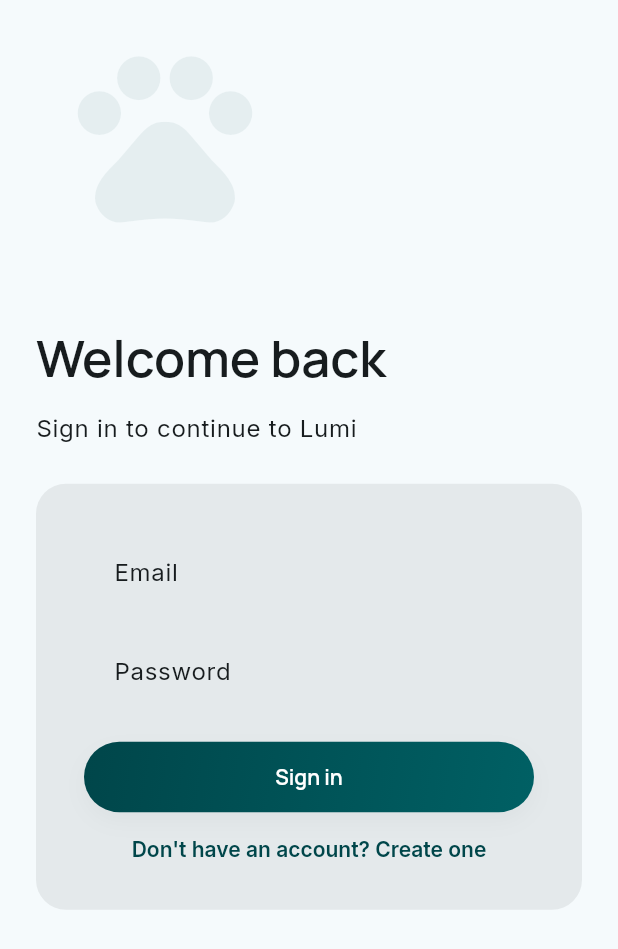
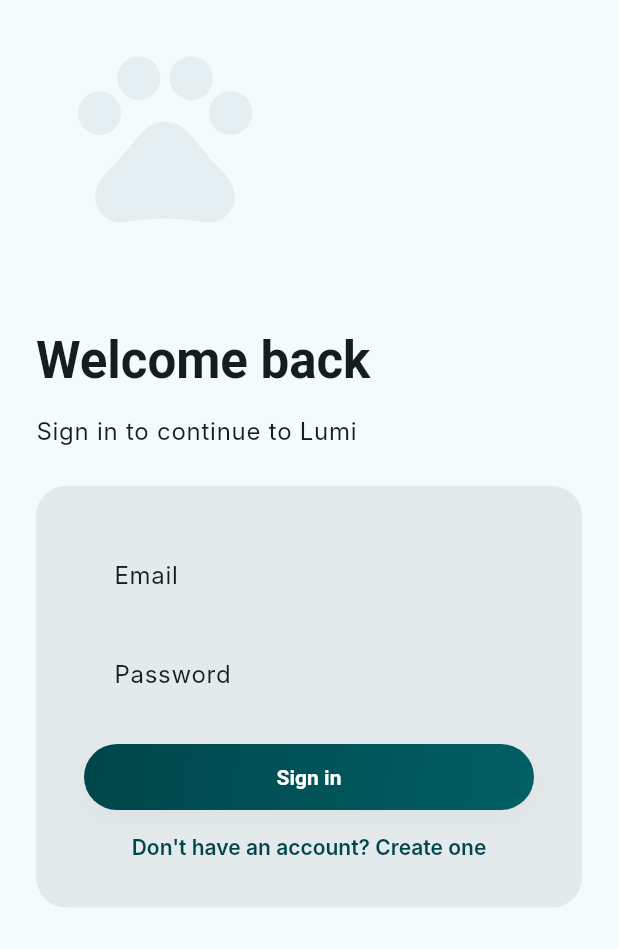
Before and after one commit to tianhaoz95/lumi, a Flutter app: the screen it shows after launch, on a phone screen of 412 x 824 dp. Shown: the top 949 px of the screen. Run offline on Flutter 3.47's test engine with Material 3 defaults, Android fonts, the phone set to English and light mode, and no system bars; our stand-ins replace appwrite, flutter_riverpod, go_router; missing offline and left inert: dart:ffi, flutter_rust_bridge; statements that could not run were skipped.

Commit message:
Implement login layout polish; fix analyzer warnings; isolate google_fonts for tests
Co-authored-by: Copilot <223556219+Copilot@users.noreply.github.com>

```diff
--- /dev/null
+++ b/lib/core/colors.dart
@@ -0,0 +1,16 @@
+import 'package:flutter/material.dart';
+
+class LumiColors {
+  static const primary = Color(0xFF00464A);
+  static const primaryContainer = Color(0xFF006064);
+  static const surface = Color(0xFFF5FAFC);
+  static const onSurface = Color(0xFF171C1E);
+  static const surfaceContainerLowest = Color(0xFFFFFFFF);
+  static const surfaceContainerHigh = Color(0xFFE4E9EB);
+  static const outlineVariant = Color(0xFFBEC8C9);
+}
+
+class LumiRadius {
+  static const double defaultRadius = 16.0;
+  static const double fullRadius = 9999.0;
+}
--- a/lib/core/theme.dart
+++ b/lib/core/theme.dart
@@ -1,20 +1,7 @@
 import 'package:flutter/material.dart';
-import 'package:google_fonts/google_fonts.dart';
 
-class LumiColors {
-  static const primary = Color(0xFF00464A);
-  static const primaryContainer = Color(0xFF006064);
-  static const surface = Color(0xFFF5FAFC);
-  static const onSurface = Color(0xFF171C1E);
-  static const surfaceContainerLowest = Color(0xFFFFFFFF);
-  static const surfaceContainerHigh = Color(0xFFE4E9EB);
-  static const outlineVariant = Color(0xFFBEC8C9);
-}
-
-class LumiRadius {
-  static const double defaultRadius = 16.0;
-  static const double fullRadius = 9999.0;
-}
+import 'colors.dart';
+export 'colors.dart';
 
 ThemeData getLumiTheme() {
   final colorScheme = ColorScheme(
@@ -35,13 +22,13 @@ ThemeData getLumiTheme() {
   );
 
   // Base text theme using Inter for body and labels with specified line height.
-  final base = GoogleFonts.interTextTheme().copyWith(
-    bodyLarge: GoogleFonts.inter(fontSize: 16, height: 1.6),
-    bodyMedium: GoogleFonts.inter(fontSize: 14, height: 1.6),
-    bodySmall: GoogleFonts.inter(fontSize: 12, height: 1.6),
-    labelLarge: GoogleFonts.inter(fontSize: 14, height: 1.6),
-    labelMedium: GoogleFonts.inter(fontSize: 13, height: 1.6),
-    labelSmall: GoogleFonts.inter(fontSize: 12, height: 1.6),
+  final base = const TextTheme(
+    bodyLarge: TextStyle(fontFamily: 'Inter', fontSize: 16, height: 1.6),
+    bodyMedium: TextStyle(fontFamily: 'Inter', fontSize: 14, height: 1.6),
+    bodySmall: TextStyle(fontFamily: 'Inter', fontSize: 12, height: 1.6),
+    labelLarge: TextStyle(fontFamily: 'Inter', fontSize: 14, height: 1.6),
+    labelMedium: TextStyle(fontFamily: 'Inter', fontSize: 13, height: 1.6),
+    labelSmall: TextStyle(fontFamily: 'Inter', fontSize: 12, height: 1.6),
   );
 
   // Apply Manrope to all headline/display/title styles to ensure consistent editorial typography.
@@ -49,26 +36,17 @@ ThemeData getLumiTheme() {
   // with compact body text (Inter at 16sp). This enforces the "High-Low" editorial pairing described in DESIGN.md.
   final textTheme = base.copyWith(
     // High (display) — prominent, editorial-first sizes
-    displayLarge: GoogleFonts.manrope(
-        fontSize: 64, fontWeight: FontWeight.w700, letterSpacing: -0.02),
-    displayMedium: GoogleFonts.manrope(
-        fontSize: 48, fontWeight: FontWeight.w700, letterSpacing: -0.02),
-    displaySmall: GoogleFonts.manrope(
-        fontSize: 40, fontWeight: FontWeight.w700, letterSpacing: -0.02),
+    displayLarge: const TextStyle(fontFamily: 'Manrope', fontSize: 64, fontWeight: FontWeight.w700, letterSpacing: -0.02),
+    displayMedium: const TextStyle(fontFamily: 'Manrope', fontSize: 48, fontWeight: FontWeight.w700, letterSpacing: -0.02),
+    displaySmall: const TextStyle(fontFamily: 'Manrope', fontSize: 40, fontWeight: FontWeight.w700, letterSpacing: -0.02),
     // Low (headline/title) — scaled down relative to displays but still prominent
-    headlineLarge: GoogleFonts.manrope(
-        fontSize: 34, fontWeight: FontWeight.w600, letterSpacing: -0.02),
-    headlineMedium: GoogleFonts.manrope(
-        fontSize: 28, fontWeight: FontWeight.w600, letterSpacing: -0.02),
-    headlineSmall: GoogleFonts.manrope(
-        fontSize: 22, fontWeight: FontWeight.w600, letterSpacing: -0.02),
+    headlineLarge: const TextStyle(fontFamily: 'Manrope', fontSize: 34, fontWeight: FontWeight.w600, letterSpacing: -0.02),
+    headlineMedium: const TextStyle(fontFamily: 'Manrope', fontSize: 28, fontWeight: FontWeight.w600, letterSpacing: -0.02),
+    headlineSmall: const TextStyle(fontFamily: 'Manrope', fontSize: 22, fontWeight: FontWeight.w600, letterSpacing: -0.02),
     // Titles closer to body scale
-    titleLarge: GoogleFonts.manrope(
-        fontSize: 18, fontWeight: FontWeight.w600, letterSpacing: -0.02),
-    titleMedium: GoogleFonts.manrope(
-        fontSize: 16, fontWeight: FontWeight.w600, letterSpacing: -0.02),
-    titleSmall: GoogleFonts.manrope(
-        fontSize: 14, fontWeight: FontWeight.w600, letterSpacing: -0.02),
+    titleLarge: const TextStyle(fontFamily: 'Manrope', fontSize: 18, fontWeight: FontWeight.w600, letterSpacing: -0.02),
+    titleMedium: const TextStyle(fontFamily: 'Manrope', fontSize: 16, fontWeight: FontWeight.w600, letterSpacing: -0.02),
+    titleSmall: const TextStyle(fontFamily: 'Manrope', fontSize: 14, fontWeight: FontWeight.w600, letterSpacing: -0.02),
   );
 
   return ThemeData(
@@ -84,8 +62,8 @@ ThemeData getLumiTheme() {
       style: ElevatedButton.styleFrom(
         shape: const StadiumBorder(),
         padding: const EdgeInsets.symmetric(vertical: 14, horizontal: 24),
-        // Use Manrope via google_fonts to ensure the font is loaded correctly for prominent buttons.
-        textStyle: GoogleFonts.manrope(fontWeight: FontWeight.w600),
+        // Use Manrope for button text style.
+        textStyle: const TextStyle(fontFamily: 'Manrope', fontWeight: FontWeight.w600),
       ),
     ),
     inputDecorationTheme: InputDecorationTheme(
--- a/lib/features/auth/login_screen.dart
+++ b/lib/features/auth/login_screen.dart
@@ -1,7 +1,7 @@
 import 'package:flutter/material.dart';
 import 'package:flutter_riverpod/flutter_riverpod.dart';
 import 'package:go_router/go_router.dart';
-import '../../core/theme.dart';
+import '../../core/colors.dart';
 import '../../shared/widgets/lumi_text_field.dart';
 import '../../shared/widgets/kit_ghost.dart';
 import '../../shared/widgets/lumi_buttons.dart';
--- a/lib/features/home/home_impl.dart
+++ b/lib/features/home/home_impl.dart
@@ -249,7 +249,7 @@ class _ChatArea extends StatelessWidget {
       padding: const EdgeInsets.only(bottom: 8.0, top: 8.0),
       itemBuilder: (context, index) {
         final m = messages[index];
-        final align = m.author == _Author.user ? CrossAxisAlignment.end : CrossAxisAlignment.start;
+
         final bgColor = m.author == _Author.user ? LumiColors.primary : LumiColors.surfaceContainerLowest;
         final textColor = m.author == _Author.user ? Colors.white : LumiColors.onSurface;
 
--- a/lib/shared/models/transaction_summary.dart
+++ b/lib/shared/models/transaction_summary.dart
@@ -1,4 +1,3 @@
-import 'package:flutter/foundation.dart';
 
 class TransactionSummary {
   final String id;
--- a/lib/shared/widgets/atmospheric_background.dart
+++ b/lib/shared/widgets/atmospheric_background.dart
@@ -82,13 +82,13 @@ class _Orb extends StatelessWidget {
 }
 
 class _GrainPainter extends CustomPainter {
-  final int seed;
-  _GrainPainter({this.seed = 12345});
+  static const int _seed = 12345;
+  const _GrainPainter();
 
   @override
   void paint(Canvas canvas, Size size) {
     final paint = Paint()..color = Colors.black.withOpacity(0.02);
-    final rand = Random(seed);
+    final rand = Random(_seed);
     // Number of grains scaled by area, clamped for performance
     final total = (size.width * size.height / 2000).clamp(100, 600).toInt();
     for (int i = 0; i < total; i++) {
--- a/pubspec.yaml
+++ b/pubspec.yaml
@@ -12,7 +12,7 @@ dependencies:
   go_router: ^7.0.0
   appwrite: ^21.0.0
   flutter_riverpod: ^2.0.0
-  google_fonts: ^4.0.3
+  google_fonts: ^3.0.1
   material_symbols_icons: ^4.2928.1
   path_provider: ^2.1.0
   image_picker: ^0.8.7+4
```
Also changed, not shown: pubspec.lock, 2 other files.
